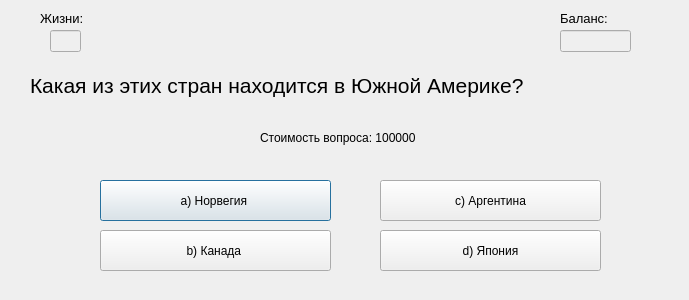
Qt form ui_ui_files/question_window2_ui.ui (DelZeiT/How_to_become_a_millionaire) before a commit.
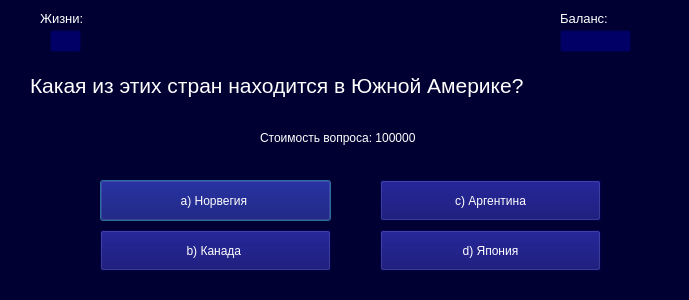
The same form after that commit.

What changed in the file:
```diff
--- a/ui_ui_files/question_window2_ui.ui
+++ b/ui_ui_files/question_window2_ui.ui
@@ -28,6 +28,9 @@
   <property name="windowTitle">
    <string>Вопрос №2</string>
   </property>
+  <property name="styleSheet">
+   <string notr="true">background-color: #000033;</string>
+  </property>
   <widget class="QLabel" name="label_2">
    <property name="geometry">
     <rect>
@@ -42,6 +45,9 @@
      <pointsize>10</pointsize>
     </font>
    </property>
+   <property name="styleSheet">
+    <string notr="true">color: white</string>
+   </property>
    <property name="text">
     <string>Жизни:</string>
    </property>
@@ -58,6 +64,9 @@
      <height>22</height>
     </rect>
    </property>
+   <property name="styleSheet">
+    <string notr="true">background-color: #000066; color: white</string>
+   </property>
    <property name="text">
     <string/>
    </property>
@@ -76,6 +85,9 @@
      <pointsize>10</pointsize>
     </font>
    </property>
+   <property name="styleSheet">
+    <string notr="true">color: white</string>
+   </property>
    <property name="text">
     <string>Баланс:</string>
    </property>
@@ -92,6 +104,9 @@
      <height>22</height>
     </rect>
    </property>
+   <property name="styleSheet">
+    <string notr="true">background-color: #000066; color: white</string>
+   </property>
    <property name="text">
     <string/>
    </property>
@@ -105,6 +120,9 @@
      <height>16</height>
     </rect>
    </property>
+   <property name="styleSheet">
+    <string notr="true">color: white</string>
+   </property>
    <property name="text">
     <string>Стоимость вопроса: 100000</string>
    </property>
@@ -123,6 +141,9 @@
      <pointsize>16</pointsize>
     </font>
    </property>
+   <property name="styleSheet">
+    <string notr="true">color: white</string>
+   </property>
    <property name="text">
     <string>Какая из этих стран находится в Южной Америке? </string>
    </property>
@@ -136,6 +157,9 @@
      <height>41</height>
     </rect>
    </property>
+   <property name="styleSheet">
+    <string notr="true">background-color: #000066; color: white</string>
+   </property>
    <property name="text">
     <string>a) Норвегия </string>
    </property>
@@ -149,6 +173,9 @@
      <height>41</height>
     </rect>
    </property>
+   <property name="styleSheet">
+    <string notr="true">background-color: #000066; color: white</string>
+   </property>
    <property name="text">
     <string>b) Канада </string>
    </property>
@@ -162,6 +189,9 @@
      <height>41</height>
     </rect>
    </property>
+   <property name="styleSheet">
+    <string notr="true">background-color: #000066; color: white</string>
+   </property>
    <property name="text">
     <string> c) Аргентина </string>
    </property>
@@ -175,6 +205,9 @@
      <height>41</height>
     </rect>
    </property>
+   <property name="styleSheet">
+    <string notr="true">background-color: #000066; color: white</string>
+   </property>
    <property name="text">
     <string>d) Япония</string>
    </property>
```
